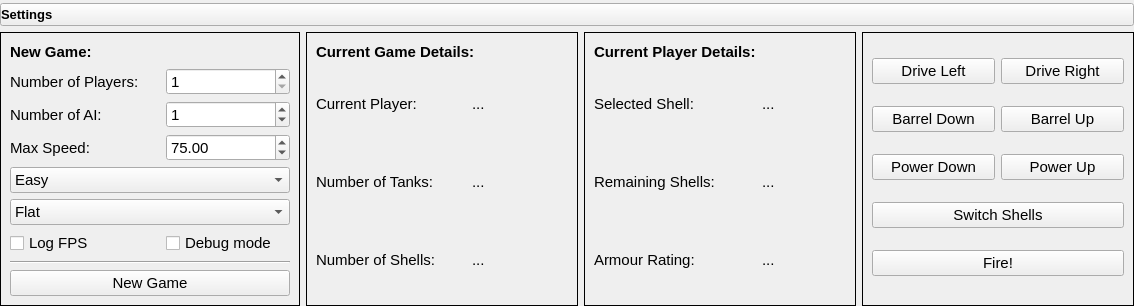
This is ui/Settings.ui in kpdudek/TankGame as Qt 5 draws it before an edit. The edited form follows.
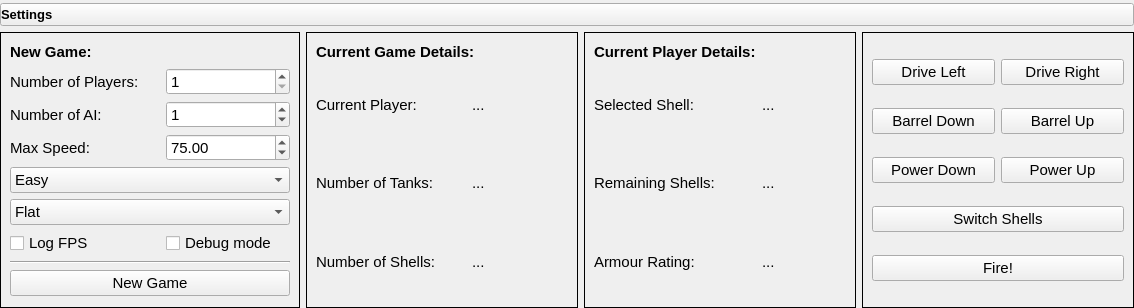
This is the edited form. Icons and pictures are not drawn.

The edit to the form file:
```diff
--- a/ui/Settings.ui
+++ b/ui/Settings.ui
@@ -7,7 +7,7 @@
     <x>0</x>
     <y>0</y>
     <width>1134</width>
-    <height>292</height>
+    <height>308</height>
    </rect>
   </property>
   <property name="sizePolicy">
```
Left out of the diff: 2 changed lines with no effect on the pictures.
